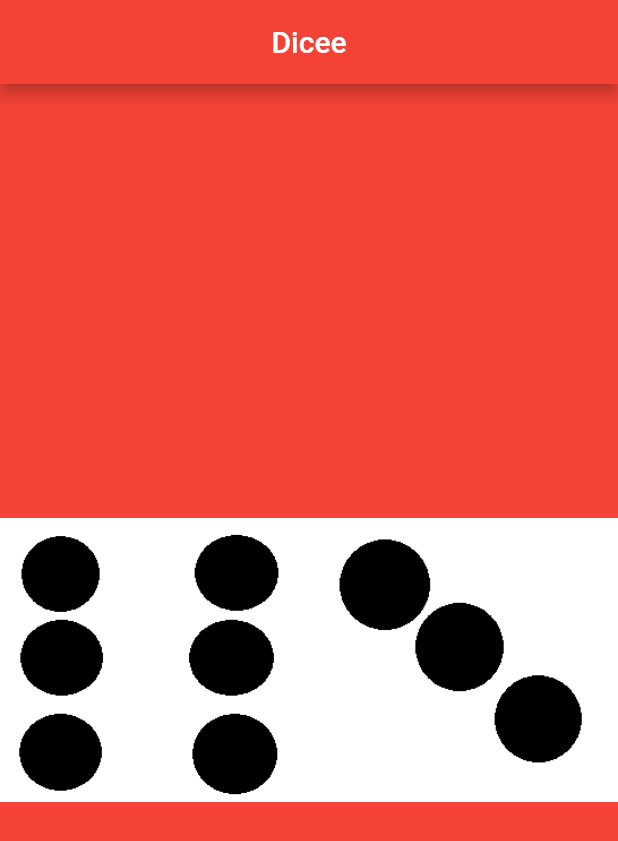
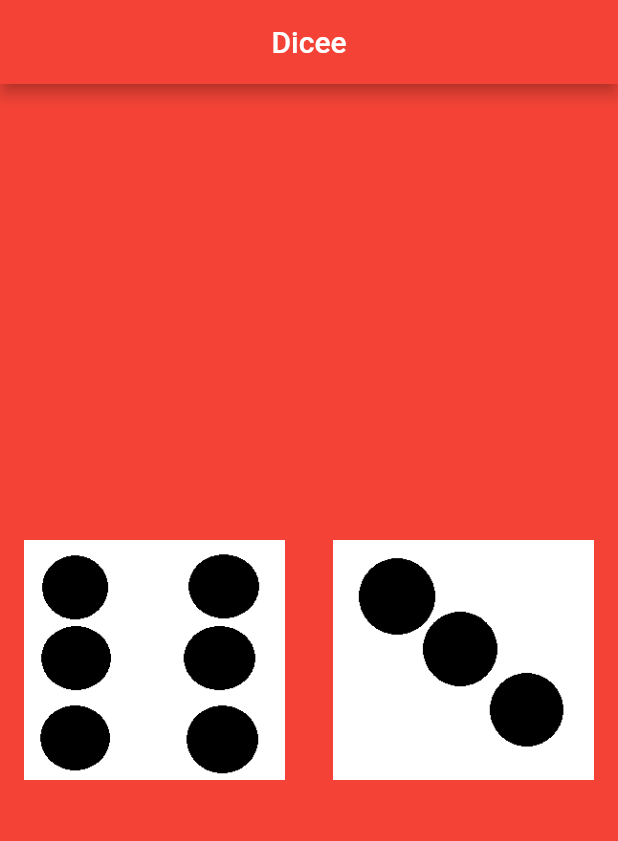
Before and after one commit to kenmugy/dice-app, a Flutter app: the screen it shows after launch, on a phone screen of 412 x 824 dp. Shown: the top 841 px of the screen. Run offline on Flutter 3.47's test engine with Material 2 defaults, Android fonts, the phone set to English and light mode, and no system bars.

Commit message:
Add padding to dices

```diff
--- a/lib/main.dart
+++ b/lib/main.dart
@@ -16,13 +16,18 @@ class DicePage extends StatelessWidget {
   Widget build(BuildContext context) {
     return Center(
       child: Row(
-        mainAxisAlignment: MainAxisAlignment.spaceAround,
         children: <Widget>[
           Expanded(
-            child: Image.asset('images/dice6.png'),
+            child: Padding(
+              padding: const EdgeInsets.all(16.0),
+              child: Image.asset('images/dice6.png'),
+            ),
           ),
           Expanded(
-            child: Image.asset('images/dice3.png'),
+            child: Padding(
+              padding: const EdgeInsets.all(16.0),
+              child: Image.asset('images/dice3.png'),
+            ),
           ),
         ],
       ),
```
